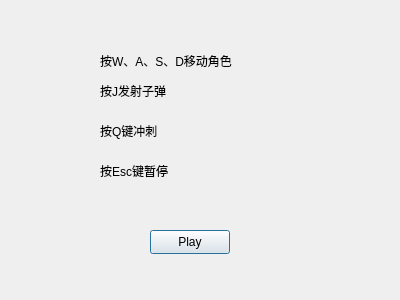
Qt form bossintro.ui (aaaMsLIUfruit/RunningDino) before a commit.
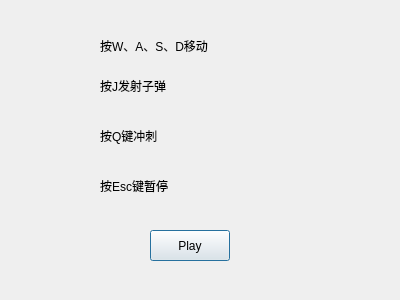
The same form after that commit.

```diff
--- a/bossintro.ui
+++ b/bossintro.ui
@@ -19,7 +19,7 @@
      <x>150</x>
      <y>230</y>
      <width>80</width>
-     <height>24</height>
+     <height>31</height>
     </rect>
    </property>
    <property name="text">
@@ -30,22 +30,22 @@
    <property name="geometry">
     <rect>
      <x>100</x>
-     <y>50</y>
-     <width>141</width>
-     <height>21</height>
+     <y>30</y>
+     <width>271</width>
+     <height>31</height>
     </rect>
    </property>
    <property name="text">
-    <string>按W、A、S、D移动角色</string>
+    <string>按W、A、S、D移动</string>
    </property>
   </widget>
   <widget class="QLabel" name="intro_2">
    <property name="geometry">
     <rect>
      <x>100</x>
-     <y>80</y>
-     <width>121</width>
-     <height>21</height>
+     <y>70</y>
+     <width>231</width>
+     <height>31</height>
     </rect>
    </property>
    <property name="text">
@@ -56,8 +56,8 @@
    <property name="geometry">
     <rect>
      <x>100</x>
-     <y>115</y>
-     <width>81</width>
+     <y>120</y>
+     <width>191</width>
      <height>31</height>
     </rect>
    </property>
@@ -69,9 +69,9 @@
    <property name="geometry">
     <rect>
      <x>100</x>
-     <y>160</y>
-     <width>81</width>
-     <height>21</height>
+     <y>170</y>
+     <width>161</width>
+     <height>31</height>
     </rect>
    </property>
    <property name="text">
```
